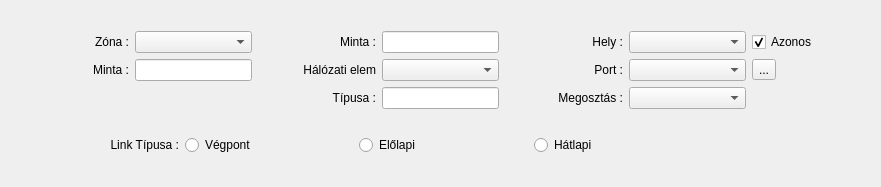
csikfer/lanview2, file lv2g/phslinkform.ui: the form before one commit.
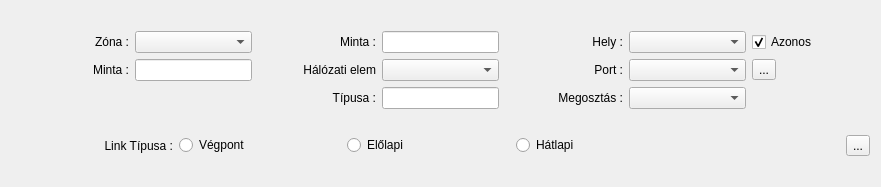
The form after the commit. Icons and pictures are not drawn.

What changed in the file:
```diff
--- a/lv2g/phslinkform.ui
+++ b/lv2g/phslinkform.ui
@@ -207,7 +207,7 @@
     </layout>
    </item>
    <item>
-    <layout class="QHBoxLayout" name="horizontalLayout" stretch="1,1,1,1,1">
+    <layout class="QHBoxLayout" name="horizontalLayout" stretch="1,1,1,1,1,0">
      <item>
       <widget class="QLabel" name="labelLinkType">
        <property name="text">
@@ -252,6 +252,20 @@
        </property>
       </spacer>
      </item>
+     <item>
+      <widget class="QToolButton" name="toolButtonStep">
+       <property name="toolTip">
+        <string>&lt;html&gt;&lt;head/&gt;&lt;body&gt;&lt;p&gt;Lépés a linkek láncán.&lt;/p&gt;&lt;/body&gt;&lt;/html&gt;</string>
+       </property>
+       <property name="text">
+        <string>...</string>
+       </property>
+       <property name="icon">
+        <iconset resource="lv2g.qrc">
+         <normaloff>:/icons/next.ico</normaloff>:/icons/next.ico</iconset>
+       </property>
+      </widget>
+     </item>
     </layout>
    </item>
   </layout>
```
Left out of the diff: 5 changed lines with no effect on the pictures.
